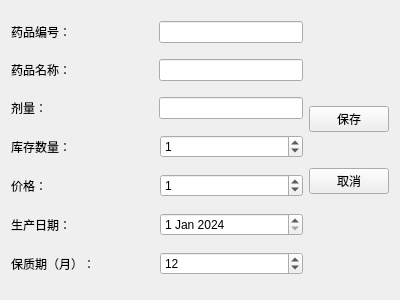
First picture: the form in departmentedit.ui, repository unzoth/Qt-, before the edit.
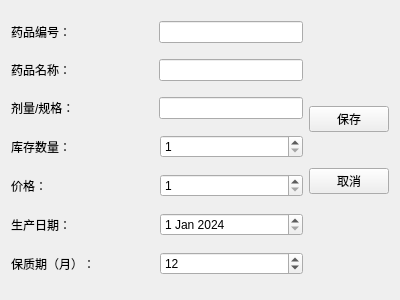
Second picture: the form after the edit.

```diff
--- a/departmentedit.ui
+++ b/departmentedit.ui
@@ -63,7 +63,7 @@
        <item>
         <widget class="QLabel" name="label_3">
          <property name="text">
-          <string>剂量：</string>
+          <string>剂量/规格：</string>
          </property>
         </widget>
        </item>
@@ -96,6 +96,9 @@
        </item>
        <item>
         <widget class="QSpinBox" name="drupSum">
+         <property name="minimum">
+          <number>1</number>
+         </property>
          <property name="maximum">
           <number>99999</number>
          </property>
@@ -117,6 +120,9 @@
        </item>
        <item>
         <widget class="QSpinBox" name="drupPrice">
+         <property name="minimum">
+          <number>1</number>
+         </property>
          <property name="maximum">
           <number>99999</number>
          </property>
```
